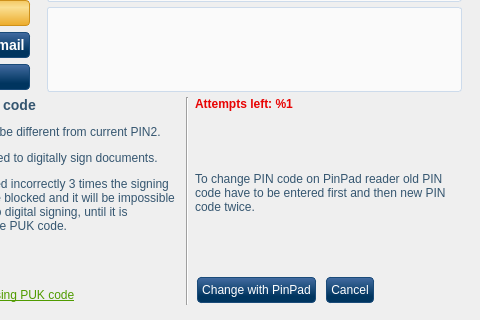
The window that src/MainWindow.ui (open-eid/qesteidutil) describes before a commit, drawn with Qt 5; both pictures show x 105 to 585 and y 215 to 535 of the 585 by 535 pixel window.
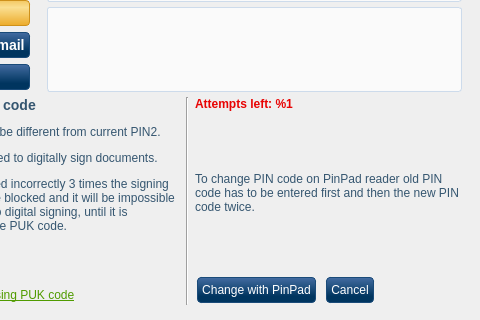
The same window after the commit. The open tabs and pages were chosen to show the change. Icons and pictures are not drawn. Custom widgets are drawn as their Qt base class.

The edit to the form file:
```diff
--- a/src/MainWindow.ui
+++ b/src/MainWindow.ui
@@ -1977,7 +1977,7 @@
                 </property>
                 <widget class="QLabel" name="changePin2PinpadInfoPin">
                  <property name="text">
-                  <string>To change PIN code on PinPad reader old PIN code have to be entered first and then new PIN code twice.</string>
+                  <string>To change PIN code on PinPad reader old PIN code has to be entered first and then the new PIN code twice.</string>
                  </property>
                  <property name="wordWrap">
                   <bool>true</bool>
```
